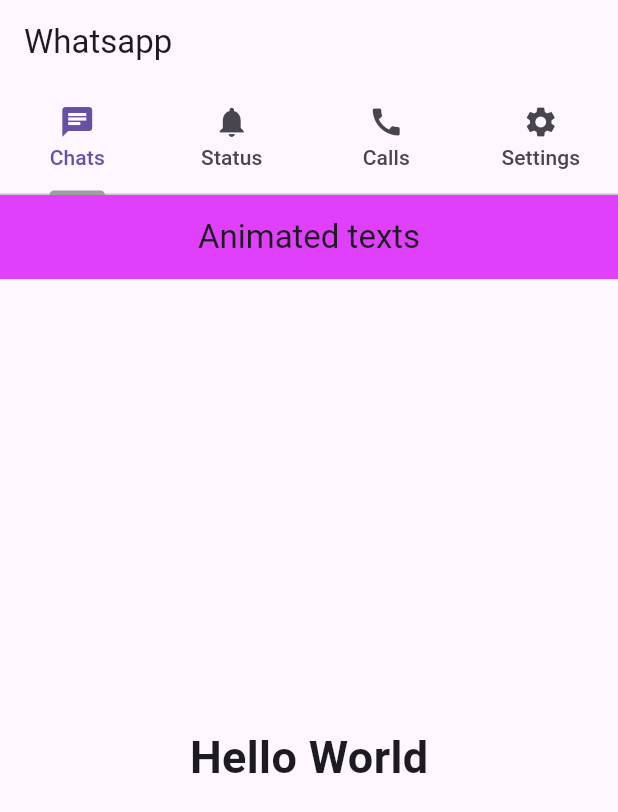
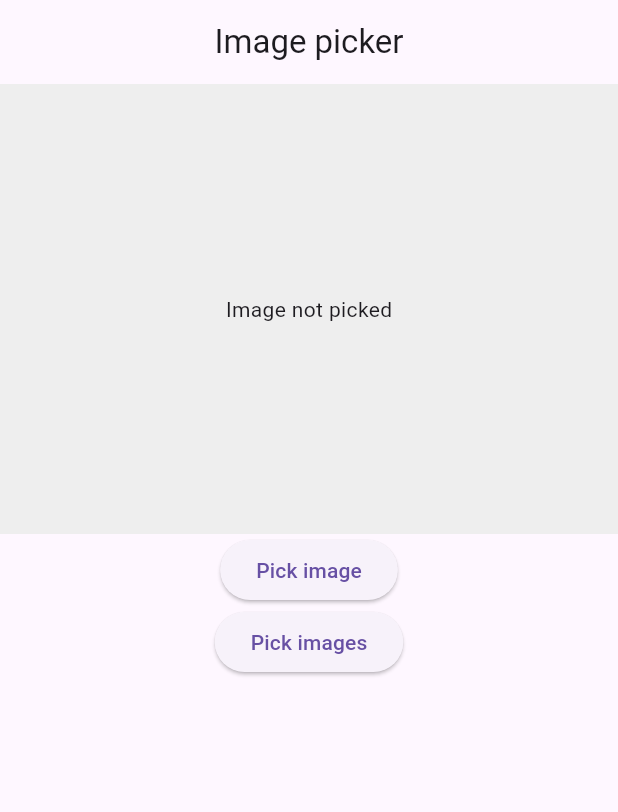
Before and after one commit to subhava06/Flutter-Learning, a Flutter app: the screen it shows after launch, on a phone screen of 412 x 824 dp. Shown: the top 812 px of the screen. Run offline on Flutter 3.47's test engine with Material 3 defaults, Android fonts, the phone set to English and light mode, and no system bars; drawn by our look-alikes of animated_text_kit; our stand-ins replace cached_network_image, image_picker.

Commit message:
ImagePicker() widget: XFile, .pickImage(), .pickMultiImage()

```diff
--- a/lib/main.dart
+++ b/lib/main.dart
@@ -5,6 +5,7 @@
 import 'package:thirty_widgets/widgets/container_sized.dart';
 import 'package:thirty_widgets/widgets/dismissible.dart';
 import 'package:thirty_widgets/widgets/dropdown.dart';
+import 'package:thirty_widgets/widgets/imagepicker.dart';
 import 'package:thirty_widgets/widgets/list_grid.dart';
 import 'package:thirty_widgets/widgets/rowscols.dart';
 import 'package:thirty_widgets/widgets/snackbar.dart';
@@ -29,7 +30,7 @@
         primaryColor:  Colors.orange,
        // colorScheme: ColorScheme.white(primary: Colors.orange),//updated way to apply primary color
       ),
-      home:  TabBarWidget(),
+      home: ImagePickerWidget(),
     );
   }
 }
--- /dev/null
+++ b/lib/widgets/imagepicker.dart
@@ -0,0 +1,67 @@
+import 'dart:io';
+
+import 'package:flutter/material.dart';
+import 'package:image_picker/image_picker.dart';
+
+class ImagePickerWidget extends StatefulWidget {
+  const ImagePickerWidget({super.key});
+
+  @override
+  State<ImagePickerWidget> createState() => _ImagePickerWidgetState();
+}
+
+class _ImagePickerWidgetState extends State<ImagePickerWidget> {
+  XFile? file;
+  ImagePicker _picker = ImagePicker();
+  List<XFile>? files;
+  // to pick up a list of images
+
+  @override
+  Widget build(BuildContext context) {
+    return Scaffold(
+      appBar: AppBar(
+        title: Text('Image picker'),
+        centerTitle: true,
+      ),
+      body: Center(
+        child: Column(
+          children: [
+            Container(
+              height: 300,
+              width : double.infinity,
+              color: Colors.grey.shade200,
+              child: Center(child: file==null? Text('Image not picked'):
+              Image.file(File(file!.path),
+              fit: BoxFit.cover,))
+            ),
+            ElevatedButton(onPressed: () async{
+              // we have picked an image from gallery and saved it in photo
+                final XFile? photo =
+                await _picker.pickImage(source: ImageSource.gallery);
+                setState(() {
+                  file= photo; //linked the photo to the file
+                });
+                print('Image picked');
+                print(photo!.path);
+            },
+                child: Text('Pick image')
+            ),
+            ElevatedButton(onPressed: () async{
+              // we have picked an image from gallery and saved it in photo
+              final List<XFile>? photos = await _picker.pickMultiImage();
+              setState(() {
+                files= photos; //linked the photo to the file
+              });
+              print('Images picked');
+              for(int i =0; i<files!.length;i++)
+                {
+                  print(files![i].path);
+                }
+            },
+                child: Text('Pick images')),
+          ],
+        ),
+      ),
+    );
+  }
+}
--- a/pubspec.yaml
+++ b/pubspec.yaml
@@ -33,6 +33,7 @@
   google_fonts:
   cached_network_image:
   animated_text_kit:
+  image_picker:
   # The following adds the Cupertino Icons font to your application.
   # Use with the CupertinoIcons class for iOS style icons.
   cupertino_icons: ^1.0.8
```
Also changed, not shown: pubspec.lock, 5 other files.
